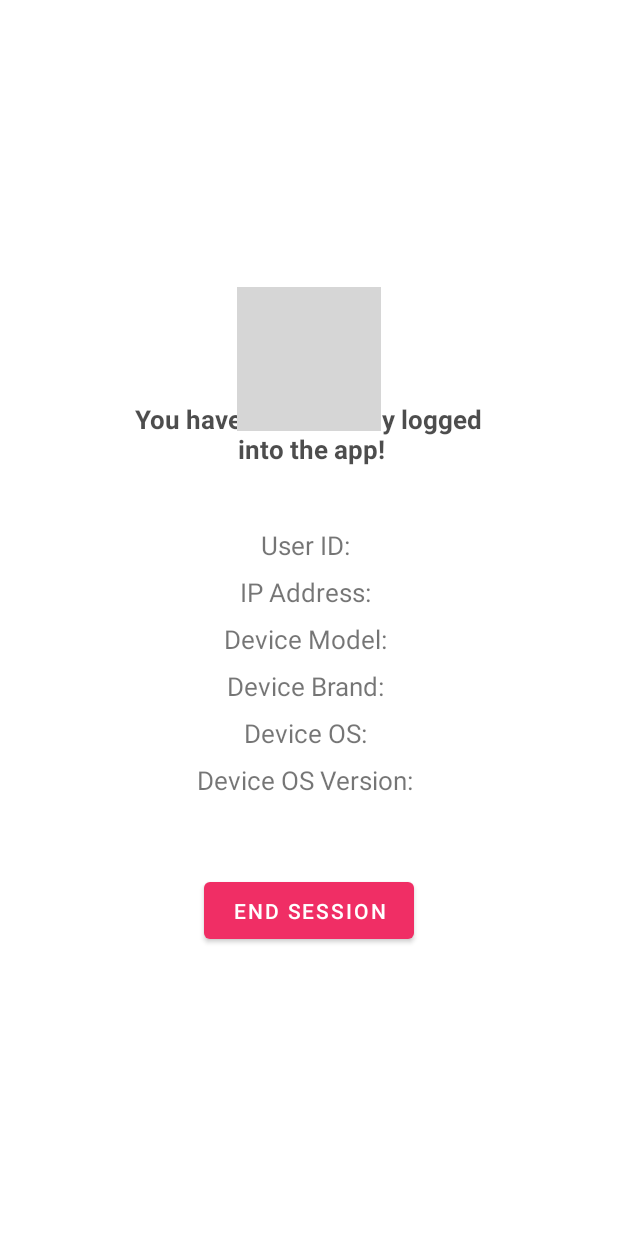
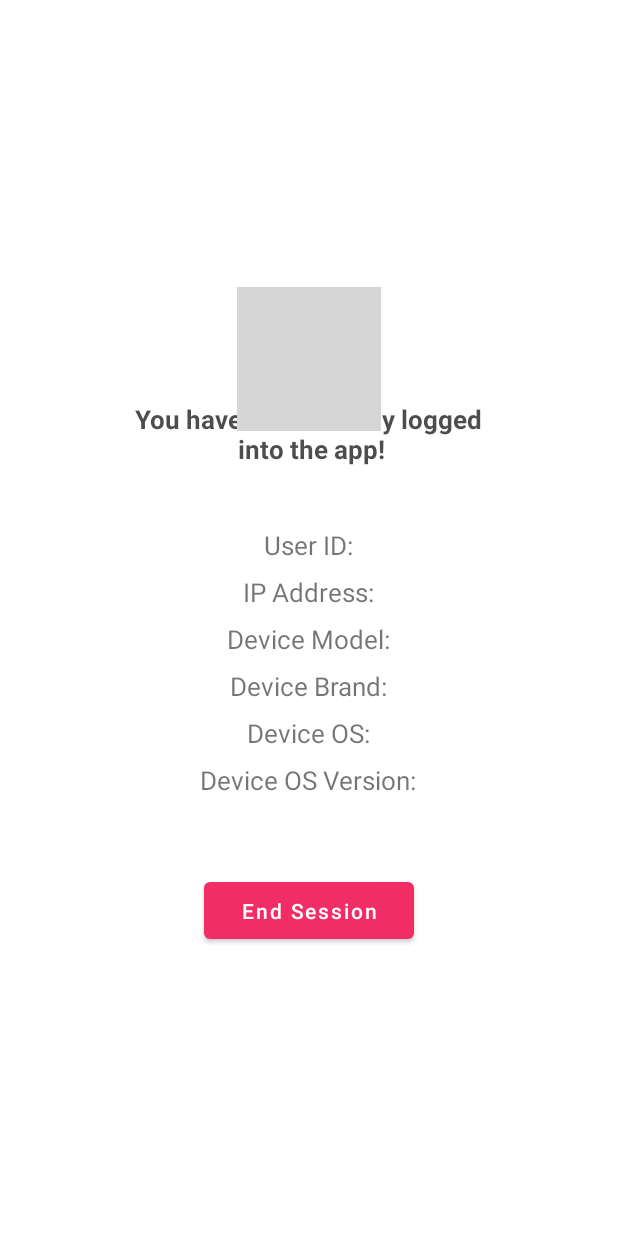
Before and after one commit to Whyu9-9/Simplr-apps, an Android app: the MainActivity screen opened directly, with no data from a screen before it, on a phone screen of 412 x 824 dp. Run offline under Robolectric (Android 15) with nearby library versions, the phone set to English and light mode, and no system bars; libraries missing offline, so code that uses them is left out: io.appwrite, io.appwrite.exceptions, io.appwrite.services; 2 statements that could not run were skipped; grey boxes are pictures that could not be loaded.

Commit message:
cleanup code in all layout

```diff
--- a/app/src/main/res/layout/activity_main.xml
+++ b/app/src/main/res/layout/activity_main.xml
@@ -1,6 +1,5 @@
 <?xml version="1.0" encoding="utf-8"?>
 <LinearLayout xmlns:android="http://schemas.android.com/apk/res/android"
-    xmlns:app="http://schemas.android.com/apk/res-auto"
     xmlns:tools="http://schemas.android.com/tools"
     android:layout_width="match_parent"
     android:layout_height="match_parent"
@@ -11,13 +10,14 @@
     <ImageView
         android:layout_width="wrap_content"
         android:layout_height="wrap_content"
-        android:src="@drawable/appwrite"/>
+        android:src="@drawable/appwrite"
+        android:contentDescription="@string/logo_app" />
     <TextView
         android:layout_marginTop="-40dp"
         android:layout_marginBottom="40dp"
         android:layout_width="wrap_content"
         android:layout_height="wrap_content"
-        android:text="Welcome! \n You have successfully logged \n into the app!"
+        android:text="@string/welcome_successfully_login"
         android:textSize="17sp"
         android:textAlignment="center"
         android:textColor="@color/black"
@@ -32,7 +32,7 @@
         <TextView
             android:layout_width="wrap_content"
             android:layout_height="wrap_content"
-            android:text="User ID: "
+            android:text="@string/user_id"
             android:textSize="17sp"/>
         <TextView
             android:id="@+id/userID"
@@ -52,7 +52,7 @@
         <TextView
             android:layout_width="wrap_content"
             android:layout_height="wrap_content"
-            android:text="IP Address: "
+            android:text="@string/ip_address"
             android:textSize="17sp"/>
         <TextView
             android:id="@+id/ip"
@@ -72,7 +72,7 @@
         <TextView
             android:layout_width="wrap_content"
             android:layout_height="wrap_content"
-            android:text="Device Model: "
+            android:text="@string/device_model"
             android:textSize="17sp"/>
         <TextView
             android:id="@+id/deviceMod"
@@ -92,7 +92,7 @@
         <TextView
             android:layout_width="wrap_content"
             android:layout_height="wrap_content"
-            android:text="Device Brand: "
+            android:text="@string/device_brand"
             android:textSize="17sp"/>
         <TextView
             android:id="@+id/deviceBra"
@@ -112,7 +112,7 @@
         <TextView
             android:layout_width="wrap_content"
             android:layout_height="wrap_content"
-            android:text="Device OS: "
+            android:text="@string/device_os"
             android:textSize="17sp"/>
         <TextView
             android:id="@+id/OS"
@@ -131,7 +131,7 @@
         <TextView
             android:layout_width="wrap_content"
             android:layout_height="wrap_content"
-            android:text="Device OS Version: "
+            android:text="@string/device_os_version"
             android:textSize="17sp"/>
         <TextView
             android:id="@+id/OsVer"
@@ -147,7 +147,8 @@
         android:layout_marginTop="50dp"
         android:layout_width="140dp"
         android:layout_height="50dp"
-        android:text="End Session"
+        android:text="@string/end_session"
+        android:textAllCaps="false"
         android:textColor="@color/white"/>
 
 </LinearLayout>
--- a/app/src/main/res/layout/activity_splash_screen.xml
+++ b/app/src/main/res/layout/activity_splash_screen.xml
@@ -9,6 +9,7 @@
     <ImageView
         android:layout_width="match_parent"
         android:layout_height="match_parent"
-        android:src="@drawable/splash"/>
+        android:src="@drawable/splash"
+        android:contentDescription="@string/icon_splashscreen" />
 
 </androidx.constraintlayout.widget.ConstraintLayout>
--- a/app/src/main/res/values/strings.xml
+++ b/app/src/main/res/values/strings.xml
@@ -7,4 +7,17 @@
     <string name="placeholder_input_password">Enter your password</string>
     <string name="ask_have_account">Don\'t Have an Account?</string>
     <string name="register">Register</string>
+    <string name="placeholder_input_name">Enter your name</string>
+    <string name="create_account">Create Account</string>
+    <string name="cancel">Cancel</string>
+    <string name="already_account">Already Have an Account?</string>
+    <string name="icon_splashscreen">icon splashscreen</string>
+    <string name="end_session">End Session</string>
+    <string name="device_os_version">Device OS Version:</string>
+    <string name="device_os">Device OS:</string>
+    <string name="device_brand">Device Brand:</string>
+    <string name="device_model">Device Model:</string>
+    <string name="ip_address">IP Address:</string>
+    <string name="user_id">User ID:</string>
+    <string name="welcome_successfully_login">Welcome! \n You have successfully logged \n into the app!</string>
 </resources>
```
Also changed, not shown: app/src/main/res/layout/activity_register.xml (+13 -11 lines).
